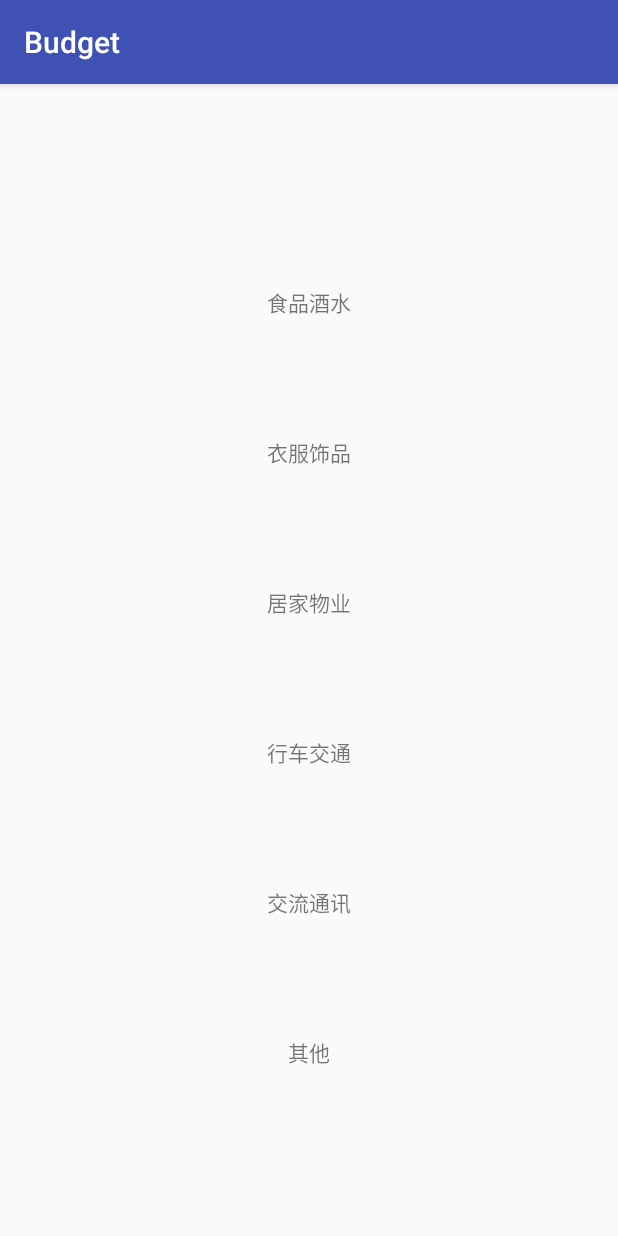
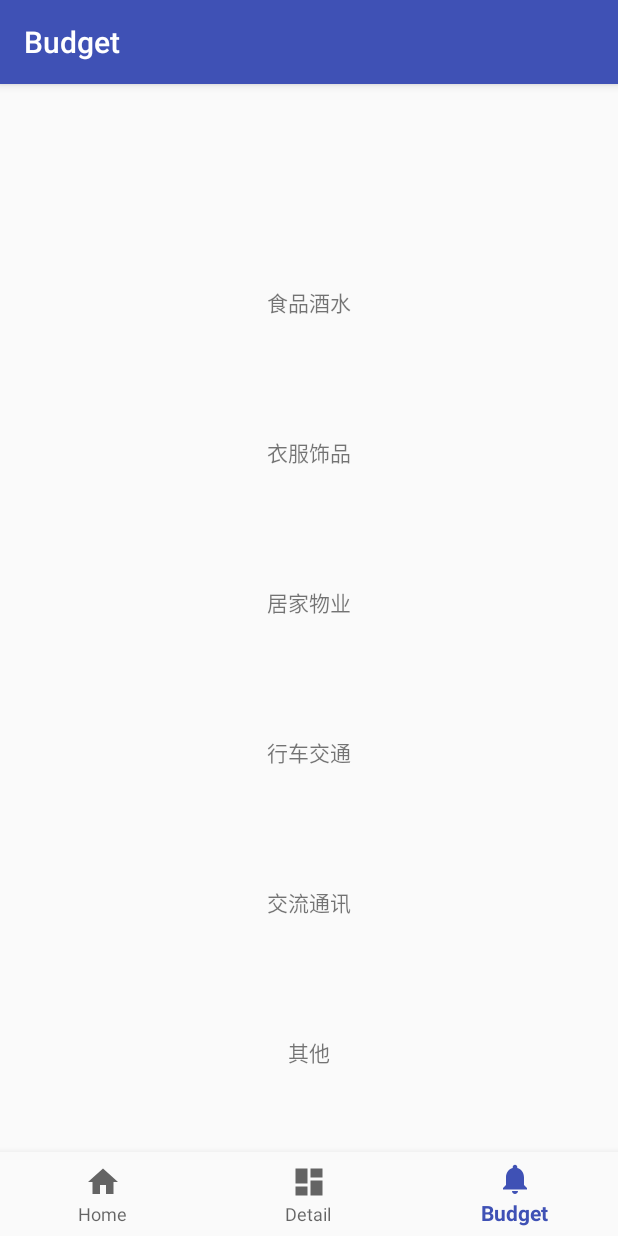
Before and after one commit to plusend/budget, an Android app: the screen it shows after launch (BudgetActivity before the commit, MainActivity after it), item 3 of the bottom bar chosen, on a phone screen of 412 x 824 dp. Run offline under Robolectric (Android 15) with nearby library versions, the phone set to English and light mode, and no system bars.

Commit message:
transfer activity to fragment

```diff
--- a/app/build.gradle
+++ b/app/build.gradle
@@ -30,5 +30,6 @@ dependencies {
     compile 'com.android.support:recyclerview-v7:25.3.1'
     compile 'com.android.support:design:25.3.1'
     compile 'com.android.support:support-vector-drawable:25.3.1'
+    compile 'com.android.support:support-v4:25.3.1'
     testCompile 'junit:junit:4.12'
 }
--- a/app/src/main/java/com/plusend/budget/activity/MainActivity.java
+++ b/app/src/main/java/com/plusend/budget/activity/MainActivity.java
@@ -1,37 +1,40 @@
 package com.plusend.budget.activity;
 
-import android.content.Intent;
 import android.os.Bundle;
 import android.support.annotation.NonNull;
 import android.support.design.widget.BottomNavigationView;
+import android.support.v4.app.FragmentTransaction;
 import android.support.v7.app.AppCompatActivity;
 import android.view.MenuItem;
-import android.view.View;
-import android.widget.Button;
-import android.widget.TextView;
 
 import com.plusend.budget.R;
-import com.plusend.budget.app.BudgetApplication;
-import com.plusend.budget.util.BudgetUtil;
+import com.plusend.budget.fragment.BudgetFragment;
+import com.plusend.budget.fragment.DetailListFragment;
+import com.plusend.budget.fragment.HomeFragment;
 
 public class MainActivity extends AppCompatActivity {
-    private TextView expenseTV;
-    private TextView surplusTV;
-    private Button accountBTN;
 
     private BottomNavigationView.OnNavigationItemSelectedListener mOnNavigationItemSelectedListener
             = new BottomNavigationView.OnNavigationItemSelectedListener() {
 
         @Override
         public boolean onNavigationItemSelected(@NonNull MenuItem item) {
+            FragmentTransaction fragmentTransaction = getSupportFragmentManager().beginTransaction();
             switch (item.getItemId()) {
                 case R.id.navigation_home:
+                    HomeFragment homeFragment = new HomeFragment();
+                    fragmentTransaction.replace(R.id.frame_layout, homeFragment);
+                    fragmentTransaction.commit();
                     return true;
                 case R.id.navigation_detail:
-                    startActivity(new Intent(MainActivity.this, DetailListActivity.class));
+                    DetailListFragment detailListFragment = new DetailListFragment();
+                    fragmentTransaction.replace(R.id.frame_layout, detailListFragment);
+                    fragmentTransaction.commit();
                     return true;
                 case R.id.navigation_budget:
-                    startActivity(new Intent(MainActivity.this, BudgetActivity.class));
+                    BudgetFragment budgetFragment = new BudgetFragment();
+                    fragmentTransaction.replace(R.id.frame_layout, budgetFragment);
+                    fragmentTransaction.commit();
                     return true;
             }
             return false;
@@ -47,21 +50,10 @@ public class MainActivity extends AppCompatActivity {
         BottomNavigationView navigation = (BottomNavigationView) findViewById(R.id.navigation);
         navigation.setOnNavigationItemSelectedListener(mOnNavigationItemSelectedListener);
 
-        expenseTV = (TextView) findViewById(R.id.expense_num_tv);
-        surplusTV = (TextView) findViewById(R.id.surplus_num_tv);
-        accountBTN = (Button) findViewById(R.id.account_btn);
-
-        int expenseNum = BudgetUtil.getInstance().getAllDetailNum(this);
-        expenseTV.setText(String.valueOf(expenseNum));
-        int allBudgetNum = BudgetApplication.getAllBudgetNum();
-        surplusTV.setText(String.valueOf(allBudgetNum - expenseNum));
-
-        accountBTN.setOnClickListener(new View.OnClickListener() {
-            @Override
-            public void onClick(View v) {
-                startActivity(new Intent(MainActivity.this, DetailActivity.class));
-            }
-        });
+        FragmentTransaction fragmentTransaction = getSupportFragmentManager().beginTransaction();
+        HomeFragment homeFragment = new HomeFragment();
+        fragmentTransaction.add(R.id.frame_layout, homeFragment);
+        fragmentTransaction.commit();
     }
 
 }
--- /dev/null
+++ b/app/src/main/java/com/plusend/budget/fragment/BudgetFragment.java
@@ -0,0 +1,132 @@
+package com.plusend.budget.fragment;
+
+import android.content.Context;
+import android.net.Uri;
+import android.os.Bundle;
+import android.support.v4.app.Fragment;
+import android.support.v7.widget.LinearLayoutManager;
+import android.support.v7.widget.RecyclerView;
+import android.view.LayoutInflater;
+import android.view.View;
+import android.view.ViewGroup;
+
+import com.plusend.budget.R;
+import com.plusend.budget.adapter.BudgetAdapter;
+import com.plusend.budget.app.BudgetApplication;
+
+/**
+ * A simple {@link Fragment} subclass.
+ * Activities that contain this fragment must implement the
+ * {@link BudgetFragment.OnFragmentInteractionListener} interface
+ * to handle interaction events.
+ * Use the {@link BudgetFragment#newInstance} factory method to
+ * create an instance of this fragment.
+ */
+public class BudgetFragment extends Fragment {
+    // TODO: Rename parameter arguments, choose names that match
+    // the fragment initialization parameters, e.g. ARG_ITEM_NUMBER
+    private static final String ARG_PARAM1 = "param1";
+    private static final String ARG_PARAM2 = "param2";
+
+    // TODO: Rename and change types of parameters
+    private String mParam1;
+    private String mParam2;
+
+    private RecyclerView mBudgetRV;
+    private BudgetAdapter mBudgetAdapter;
+
+    private OnFragmentInteractionListener mListener;
+
+    public BudgetFragment() {
+        // Required empty public constructor
+    }
+
+    /**
+     * Use this factory method to create a new instance of
+     * this fragment using the provided parameters.
+     *
+     * @param param1 Parameter 1.
+     * @param param2 Parameter 2.
+     * @return A new instance of fragment BudgetFragment.
+     */
+    // TODO: Rename and change types and number of parameters
+    public static BudgetFragment newInstance(String param1, String param2) {
+        BudgetFragment fragment = new BudgetFragment();
+        Bundle args = new Bundle();
+        args.putString(ARG_PARAM1, param1);
+        args.putString(ARG_PARAM2, param2);
+        fragment.setArguments(args);
+        return fragment;
+    }
+
+    @Override
+    public void onCreate(Bundle savedInstanceState) {
+        super.onCreate(savedInstanceState);
+        if (getArguments() != null) {
+            mParam1 = getArguments().getString(ARG_PARAM1);
+            mParam2 = getArguments().getString(ARG_PARAM2);
+        }
+    }
+
+    @Override
+    public View onCreateView(LayoutInflater inflater, ViewGroup container,
+                             Bundle savedInstanceState) {
+        // Inflate the layout for this fragment
+        View view = inflater.inflate(R.layout.activity_budget, container, false);
+        mBudgetRV = (RecyclerView) view.findViewById(R.id.budget_rv);
+        mBudgetRV.setLayoutManager(new LinearLayoutManager(getContext()));
+        mBudgetAdapter = new BudgetAdapter(getContext(), BudgetApplication.mBudgetList);
+        mBudgetRV.setAdapter(mBudgetAdapter);
+
+        initBudgetList();
+        return view;
+    }
+
+    // TODO: Rename method, update argument and hook method into UI event
+    public void onButtonPressed(Uri uri) {
+        if (mListener != null) {
+            mListener.onFragmentInteraction(uri);
+        }
+    }
+
+    @Override
+    public void onAttach(Context context) {
+        super.onAttach(context);
+        if (context instanceof OnFragmentInteractionListener) {
+            mListener = (OnFragmentInteractionListener) context;
+        } else {
+            //TODO
+//            throw new RuntimeException(context.toString()
+//                    + " must implement OnFragmentInteractionListener");
+        }
+    }
+
+    @Override
+    public void onDetach() {
+        super.onDetach();
+        mListener = null;
+    }
+
+    /**
+     * This interface must be implemented by activities that contain this
+     * fragment to allow an interaction in this fragment to be communicated
+     * to the activity and potentially other fragments contained in that
+     * activity.
+     * <p>
+     * See the Android Training lesson <a href=
+     * "http://developer.android.com/training/basics/fragments/communicating.html"
+     * >Communicating with Other Fragments</a> for more information.
+     */
+    public interface OnFragmentInteractionListener {
+        // TODO: Update argument type and name
+        void onFragmentInteraction(Uri uri);
+    }
+
+    // 从 Json 文件读取
+    private void initBudgetList() {
+        while (!BudgetApplication.isReady()) {
+
+        }
+        mBudgetAdapter.notifyDataSetChanged();
+    }
+}
--- /dev/null
+++ b/app/src/main/java/com/plusend/budget/fragment/HomeFragment.java
@@ -0,0 +1,136 @@
+package com.plusend.budget.fragment;
+
+import android.content.Context;
+import android.content.Intent;
+import android.net.Uri;
+import android.os.Bundle;
+import android.support.v4.app.Fragment;
+import android.view.LayoutInflater;
+import android.view.View;
+import android.view.ViewGroup;
+import android.widget.Button;
+import android.widget.TextView;
+
+import com.plusend.budget.R;
+import com.plusend.budget.activity.DetailActivity;
+import com.plusend.budget.app.BudgetApplication;
+import com.plusend.budget.util.BudgetUtil;
+
+/**
+ * A simple {@link Fragment} subclass.
+ * Activities that contain this fragment must implement the
+ * {@link HomeFragment.OnFragmentInteractionListener} interface
+ * to handle interaction events.
+ * Use the {@link HomeFragment#newInstance} factory method to
+ * create an instance of this fragment.
+ */
+public class HomeFragment extends Fragment {
+    // TODO: Rename parameter arguments, choose names that match
+    // the fragment initialization parameters, e.g. ARG_ITEM_NUMBER
+    private static final String ARG_PARAM1 = "param1";
+    private static final String ARG_PARAM2 = "param2";
+
+    // TODO: Rename and change types of parameters
+    private String mParam1;
+    private String mParam2;
+
+    private TextView expenseTV;
+    private TextView surplusTV;
+    private Button accountBTN;
+
+    private OnFragmentInteractionListener mListener;
+
+    public HomeFragment() {
+        // Required empty public constructor
+    }
+
+    /**
+     * Use this factory method to create a new instance of
+     * this fragment using the provided parameters.
+     *
+     * @param param1 Parameter 1.
+     * @param param2 Parameter 2.
+     * @return A new instance of fragment HomeFragment.
+     */
+    // TODO: Rename and change types and number of parameters
+    public static HomeFragment newInstance(String param1, String param2) {
+        HomeFragment fragment = new HomeFragment();
+        Bundle args = new Bundle();
+        args.putString(ARG_PARAM1, param1);
+        args.putString(ARG_PARAM2, param2);
+        fragment.setArguments(args);
+        return fragment;
+    }
+
+    @Override
+    public void onCreate(Bundle savedInstanceState) {
+        super.onCreate(savedInstanceState);
+        if (getArguments() != null) {
+            mParam1 = getArguments().getString(ARG_PARAM1);
+            mParam2 = getArguments().getString(ARG_PARAM2);
+        }
+    }
+
+    @Override
+    public View onCreateView(LayoutInflater inflater, ViewGroup container,
+                             Bundle savedInstanceState) {
+        // Inflate the layout for this fragment
+        View view = inflater.inflate(R.layout.fragment_home, container, false);
+        expenseTV = (TextView) view.findViewById(R.id.expense_num_tv);
+        surplusTV = (TextView) view.findViewById(R.id.surplus_num_tv);
+        accountBTN = (Button) view.findViewById(R.id.account_btn);
+
+        int expenseNum = BudgetUtil.getInstance().getAllDetailNum(getContext());
+        expenseTV.setText(String.valueOf(expenseNum));
+        int allBudgetNum = BudgetApplication.getAllBudgetNum();
+        surplusTV.setText(String.valueOf(allBudgetNum - expenseNum));
+
+        accountBTN.setOnClickListener(new View.OnClickListener() {
+            @Override
+            public void onClick(View v) {
+                startActivity(new Intent(getContext(), DetailActivity.class));
+            }
+        });
+        return view;
+    }
+
+    // TODO: Rename method, update argument and hook method into UI event
+    public void onButtonPressed(Uri uri) {
+        if (mListener != null) {
+            mListener.onFragmentInteraction(uri);
+        }
+    }
+
+    @Override
+    public void onAttach(Context context) {
+        super.onAttach(context);
+        if (context instanceof OnFragmentInteractionListener) {
+            mListener = (OnFragmentInteractionListener) context;
+        } else {
+            //TODO
+//            throw new RuntimeException(context.toString()
+//                    + " must implement OnFragmentInteractionListener");
+        }
+    }
+
+    @Override
+    public void onDetach() {
+        super.onDetach();
+        mListener = null;
+    }
+
+    /**
+     * This interface must be implemented by activities that contain this
+     * fragment to allow an interaction in this fragment to be communicated
+     * to the activity and potentially other fragments contained in that
+     * activity.
+     * <p>
+     * See the Android Training lesson <a href=
+     * "http://developer.android.com/training/basics/fragments/communicating.html"
+     * >Communicating with Other Fragments</a> for more information.
+     */
+    public interface OnFragmentInteractionListener {
+        // TODO: Update argument type and name
+        void onFragmentInteraction(Uri uri);
+    }
+}
--- a/app/src/main/res/layout/activity_main.xml
+++ b/app/src/main/res/layout/activity_main.xml
@@ -6,69 +6,28 @@
     android:layout_height="match_parent"
     tools:context="com.plusend.budget.activity.MainActivity">
 
-    <Button
-        android:id="@+id/account_btn"
-        android:layout_width="0dp"
-        android:layout_height="wrap_content"
-        android:layout_marginLeft="16dp"
-        android:layout_marginRight="16dp"
-        android:layout_marginTop="32dp"
-        android:text="记一笔"
-        app:layout_constraintHorizontal_bias="0.0"
-        app:layout_constraintLeft_toLeftOf="parent"
-        app:layout_constraintRight_toRightOf="parent"
-        app:layout_constraintTop_toBottomOf="@+id/surplus_tv"
-        android:layout_marginStart="16dp"
-        android:layout_marginEnd="16dp" />
-
-    <TextView
-        android:id="@+id/expense_tv"
-        android:layout_width="wrap_content"
-        android:layout_height="wrap_content"
-        android:layout_marginLeft="16dp"
-        android:layout_marginTop="16dp"
-        android:text="本月支出"
-        app:layout_constraintLeft_toLeftOf="parent"
-        app:layout_constraintTop_toTopOf="parent"
-        android:layout_marginStart="16dp" />
-
-    <TextView
-        android:id="@+id/surplus_tv"
-        android:layout_width="wrap_content"
-        android:layout_height="wrap_content"
-        android:text="本月剩余预算"
-        app:layout_constraintLeft_toLeftOf="@+id/expense_tv"
-        android:layout_marginTop="16dp"
-        app:layout_constraintTop_toBottomOf="@+id/expense_tv" />
-
-    <TextView
-        android:id="@+id/expense_num_tv"
-        android:layout_width="wrap_content"
-        android:layout_height="wrap_content"
-        android:layout_marginRight="16dp"
-        app:layout_constraintRight_toRightOf="parent"
-        app:layout_constraintTop_toTopOf="@+id/expense_tv"
-        android:layout_marginEnd="16dp" />
-
-    <TextView
-        android:id="@+id/surplus_num_tv"
-        android:layout_width="wrap_content"
-        android:layout_height="wrap_content"
-        android:layout_marginRight="1dp"
-        app:layout_constraintRight_toRightOf="@+id/expense_num_tv"
-        app:layout_constraintTop_toTopOf="@+id/surplus_tv"
-        android:layout_marginEnd="1dp" />
-
     <android.support.design.widget.BottomNavigationView
         android:id="@+id/navigation"
         android:layout_width="0dp"
         android:layout_height="wrap_content"
         android:background="?android:attr/windowBackground"
         app:menu="@menu/navigation"
-        android:layout_marginRight="0dp"
         app:layout_constraintRight_toRightOf="parent"
         app:layout_constraintBottom_toBottomOf="parent"
+        app:layout_constraintLeft_toLeftOf="parent" />
+
+    <FrameLayout
+        android:id="@+id/frame_layout"
+        android:layout_width="0dp"
+        android:layout_height="0dp"
         android:layout_marginBottom="0dp"
         android:layout_marginLeft="0dp"
-        app:layout_constraintLeft_toLeftOf="parent" />
+        android:layout_marginRight="0dp"
+        android:layout_marginTop="0dp"
+        app:layout_constraintBottom_toTopOf="@+id/navigation"
+        app:layout_constraintLeft_toLeftOf="parent"
+        app:layout_constraintRight_toRightOf="parent"
+        app:layout_constraintTop_toTopOf="parent">
+
+    </FrameLayout>
 </android.support.constraint.ConstraintLayout>
--- a/app/src/main/res/values/strings.xml
+++ b/app/src/main/res/values/strings.xml
@@ -3,4 +3,7 @@
     <string name="title_home">Home</string>
     <string name="title_budget">Budget</string>
     <string name="title_detail">Detail</string>
+
+    <!-- TODO: Remove or change this placeholder text -->
+    <string name="hello_blank_fragment">Hello blank fragment</string>
 </resources>
```
Also changed, not shown: app/src/main/java/com/plusend/budget/fragment/DetailListFragment.java (added, +138 -0 lines), app/src/main/res/layout/fragment_budget.xml (added, +13 -0 lines), app/src/main/res/layout/fragment_detail_list.xml (added, +13 -0 lines), app/src/main/res/layout/fragment_home.xml (added, +62 -0 lines).
